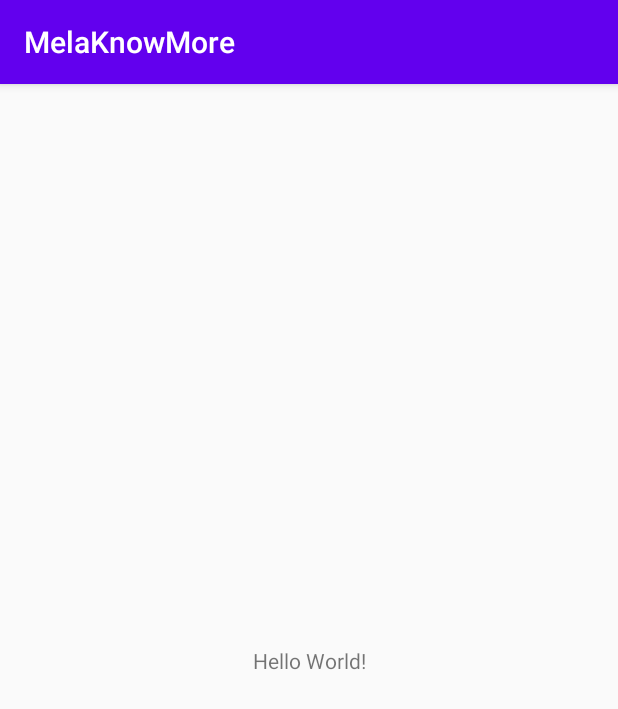
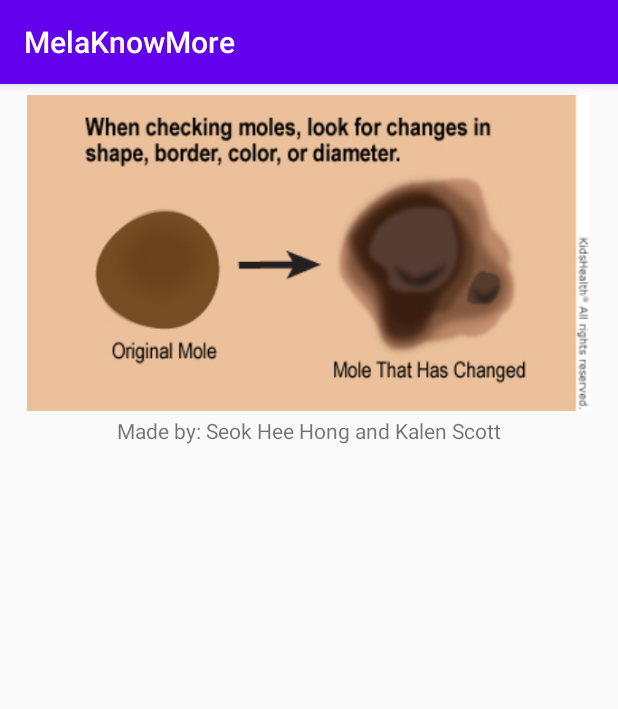
Before and after one commit to seokheehong/MelaKnowMore, an Android app: the screen it shows after launch (MainActivity), on a phone screen of 412 x 824 dp. Shown: the top 709 px of the screen. Run offline under Robolectric (Android 15) with nearby library versions, the phone set to English and light mode, and no system bars.

Commit message:
added components to main activity

```diff
--- a/app/src/main/res/layout/activity_main.xml
+++ b/app/src/main/res/layout/activity_main.xml
@@ -7,12 +7,46 @@
     tools:context=".MainActivity">
 
     <TextView
+        android:id="@+id/tv_title"
         android:layout_width="wrap_content"
         android:layout_height="wrap_content"
-        android:text="Hello World!"
+        android:text="MelaKnowMore"
         app:layout_constraintBottom_toBottomOf="parent"
         app:layout_constraintLeft_toLeftOf="parent"
         app:layout_constraintRight_toRightOf="parent"
-        app:layout_constraintTop_toTopOf="parent" />
+        app:layout_constraintTop_toTopOf="parent"
+        app:layout_constraintVertical_bias="0.161" />
+
+    <TextView
+        android:id="@+id/textView"
+        android:layout_width="wrap_content"
+        android:layout_height="wrap_content"
+        android:text="Know more about Melanoma with us!"
+        app:layout_constraintBottom_toBottomOf="parent"
+        app:layout_constraintEnd_toEndOf="parent"
+        app:layout_constraintHorizontal_bias="0.497"
+        app:layout_constraintStart_toStartOf="parent"
+        app:layout_constraintTop_toTopOf="parent"
+        app:layout_constraintVertical_bias="0.238" />
+
+    <TextView
+        android:id="@+id/textView2"
+        android:layout_width="wrap_content"
+        android:layout_height="wrap_content"
+        android:text="Made by: Seok Hee Hong and Kalen Scott"
+        app:layout_constraintBottom_toBottomOf="parent"
+        app:layout_constraintEnd_toEndOf="parent"
+        app:layout_constraintStart_toStartOf="parent"
+        app:layout_constraintTop_toTopOf="parent"
+        app:layout_constraintVertical_bias="0.296" />
+
+    <ImageView
+        android:id="@+id/imageView"
+        android:layout_width="376dp"
+        android:layout_height="225dp"
+        app:layout_constraintEnd_toEndOf="parent"
+        app:layout_constraintStart_toStartOf="parent"
+        app:srcCompat="@drawable/about_melanoma"
+        tools:layout_editor_absoluteY="284dp" />
 
 </androidx.constraintlayout.widget.ConstraintLayout>
```
Also changed, not shown: app/src/main/res/drawable/about_melanoma.jpg (added).
